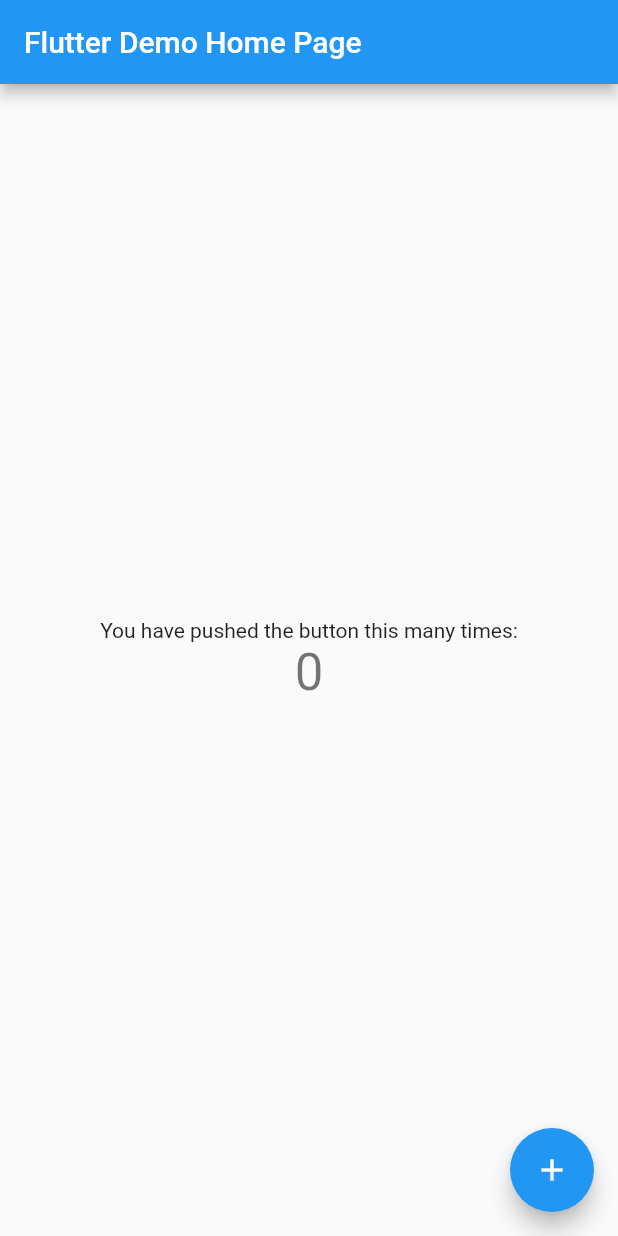
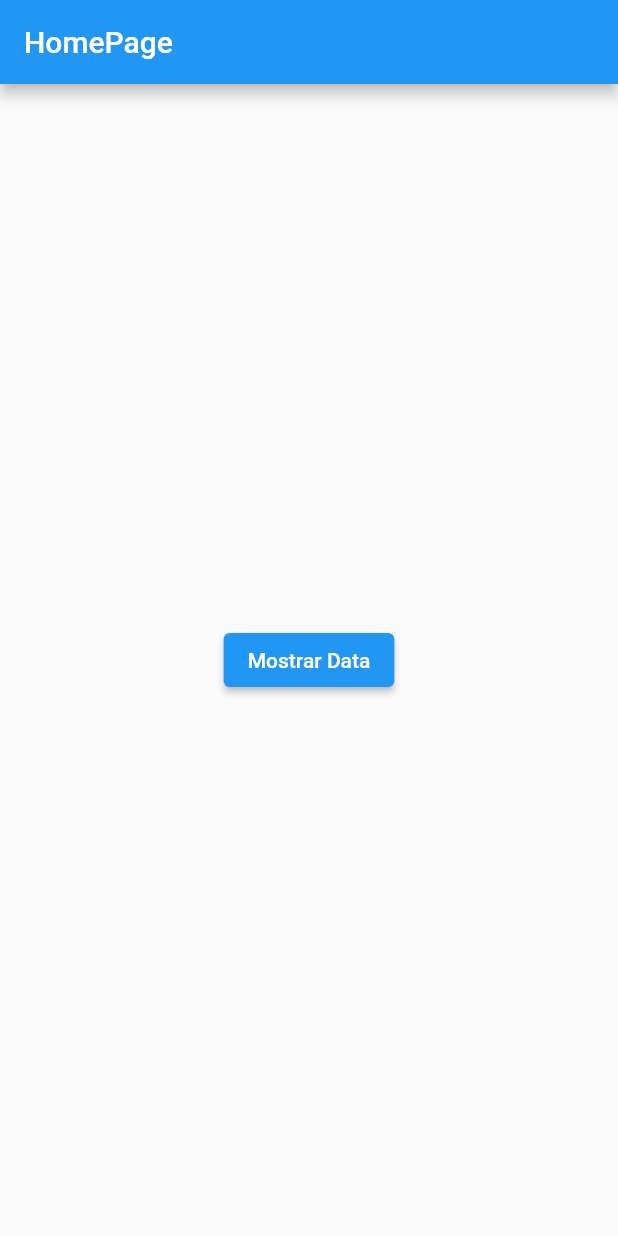
Before and after one commit to Yeralxr/proyecto_de_videos, a Flutter app: the screen it shows after launch, on a phone screen of 412 x 824 dp. Run offline on Flutter 3.47's test engine with Material 2 defaults, Android fonts, the light colour scheme and no system bars; our stand-ins replace sqflite; accounts and stored records are empty.

Commit message:
nuevo progreso

```diff
--- /dev/null
+++ b/lib/db/db_admin.dart
@@ -0,0 +1,34 @@
+import 'dart:io';
+
+import 'package:path/path.dart';
+import 'package:path_provider/path_provider.dart';
+import 'package:sqflite/sqflite.dart';
+
+class DBAdmin {
+  Database? myDatabase;
+
+  //Singleton
+
+  static final DBAdmin db = DBAdmin._();
+  DBAdmin._();
+  //
+  checkDatabase() {
+    if (myDatabase != null) {
+      return myDatabase;
+    }
+
+    myDatabase = initDatabase(); // Creacion de la base de datos
+    return myDatabase;
+  }
+
+  initDatabase() async {
+    Directory directory = await getApplicationDocumentsDirectory();
+    String path = join(directory.path, "TaskDB.db");
+    return await openDatabase(path, version: 1, onOpen: (db) {},
+        onCreate: (Database dbx, int version) async {
+      //crecion de tablas
+      await dbx.execute(
+          "CREATE TABLE TASK(id INTEGER PRIMARY KEY AUTOINGREMENT, title TEXT, description TEXT, status TEXT)");
+    });
+  }
+}
--- a/lib/main.dart
+++ b/lib/main.dart
@@ -1,115 +1,19 @@
 import 'package:flutter/material.dart';
+import 'package:proyecto_de_videos/pages/home_pages.dart';
 
 void main() {
-  runApp(const MyApp());
+  runApp(MyApp());
 }
 
 class MyApp extends StatelessWidget {
   const MyApp({super.key});
 
-  // This widget is the root of your application.
   @override
   Widget build(BuildContext context) {
     return MaterialApp(
-      title: 'Flutter Demo',
-      theme: ThemeData(
-        // This is the theme of your application.
-        //
-        // Try running your application with "flutter run". You'll see the
-        // application has a blue toolbar. Then, without quitting the app, try
-        // changing the primarySwatch below to Colors.green and then invoke
-        // "hot reload" (press "r" in the console where you ran "flutter run",
-        // or simply save your changes to "hot reload" in a Flutter IDE).
-        // Notice that the counter didn't reset back to zero; the application
-        // is not restarted.
-        primarySwatch: Colors.blue,
-      ),
-      home: const MyHomePage(title: 'Flutter Demo Home Page'),
+      title: "taskdbApp",
+      debugShowCheckedModeBanner: false,
+      home: HomePage(),
     );
   }
 }
-
-class MyHomePage extends StatefulWidget {
-  const MyHomePage({super.key, required this.title});
-
-  // This widget is the home page of your application. It is stateful, meaning
-  // that it has a State object (defined below) that contains fields that affect
-  // how it looks.
-
-  // This class is the configuration for the state. It holds the values (in this
-  // case the title) provided by the parent (in this case the App widget) and
-  // used by the build method of the State. Fields in a Widget subclass are
-  // always marked "final".
-
-  final String title;
-
-  @override
-  State<MyHomePage> createState() => _MyHomePageState();
-}
-
-class _MyHomePageState extends State<MyHomePage> {
-  int _counter = 0;
-
-  void _incrementCounter() {
-    setState(() {
-      // This call to setState tells the Flutter framework that something has
-      // changed in this State, which causes it to rerun the build method below
-      // so that the display can reflect the updated values. If we changed
-      // _counter without calling setState(), then the build method would not be
-      // called again, and so nothing would appear to happen.
-      _counter++;
-    });
-  }
-
-  @override
-  Widget build(BuildContext context) {
-    // This method is rerun every time setState is called, for instance as done
-    // by the _incrementCounter method above.
-    //
-    // The Flutter framework has been optimized to make rerunning build methods
-    // fast, so that you can just rebuild anything that needs updating rather
-    // than having to individually change instances of widgets.
-    return Scaffold(
-      appBar: AppBar(
-        // Here we take the value from the MyHomePage object that was created by
-        // the App.build method, and use it to set our appbar title.
-        title: Text(widget.title),
-      ),
-      body: Center(
-        // Center is a layout widget. It takes a single child and positions it
-        // in the middle of the parent.
-        child: Column(
-          // Column is also a layout widget. It takes a list of children and
-          // arranges them vertically. By default, it sizes itself to fit its
-          // children horizontally, and tries to be as tall as its parent.
-          //
-          // Invoke "debug painting" (press "p" in the console, choose the
-          // "Toggle Debug Paint" action from the Flutter Inspector in Android
-          // Studio, or the "Toggle Debug Paint" command in Visual Studio Code)
-          // to see the wireframe for each widget.
-          //
-          // Column has various properties to control how it sizes itself and
-          // how it positions its children. Here we use mainAxisAlignment to
-          // center the children vertically; the main axis here is the vertical
-          // axis because Columns are vertical (the cross axis would be
-          // horizontal).
-          mainAxisAlignment: MainAxisAlignment.center,
-          children: <Widget>[
-            const Text(
-              'You have pushed the button this many times:',
-            ),
-            Text(
-              '$_counter',
-              style: Theme.of(context).textTheme.headline4,
-            ),
-          ],
-        ),
-      ),
-      floatingActionButton: FloatingActionButton(
-        onPressed: _incrementCounter,
-        tooltip: 'Increment',
-        child: const Icon(Icons.add),
-      ), // This trailing comma makes auto-formatting nicer for build methods.
-    );
-  }
-}
--- /dev/null
+++ b/lib/pages/home_pages.dart
@@ -0,0 +1,30 @@
+import 'package:flutter/material.dart';
+import 'package:proyecto_de_videos/db/db_admin.dart';
+
+class HomePage extends StatelessWidget {
+  const HomePage({super.key});
+
+  @override
+  Widget build(BuildContext context) {
+    return Scaffold(
+      appBar: AppBar(
+        title: Text("HomePage"),
+      ),
+      body: Center(
+        child: Column(
+          mainAxisAlignment: MainAxisAlignment.center,
+          children: [
+            ElevatedButton(
+              onPressed: () {
+                DBAdmin.db.initDatabase();
+              },
+              child: Text(
+                "Mostrar Data",
+              ),
+            ),
+          ],
+        ),
+      ),
+    );
+  }
+}
--- a/pubspec.yaml
+++ b/pubspec.yaml
@@ -36,6 +36,9 @@
   # The following adds the Cupertino Icons font to your application.
   # Use with the CupertinoIcons class for iOS style icons.
   cupertino_icons: ^1.0.2
+  sqflite: ^2.2.2
+  path_provider: ^2.0.11
+  path: ^1.8.2
 
 dev_dependencies:
   flutter_test:
```
Also changed, not shown: pubspec.lock, 1 other file.
